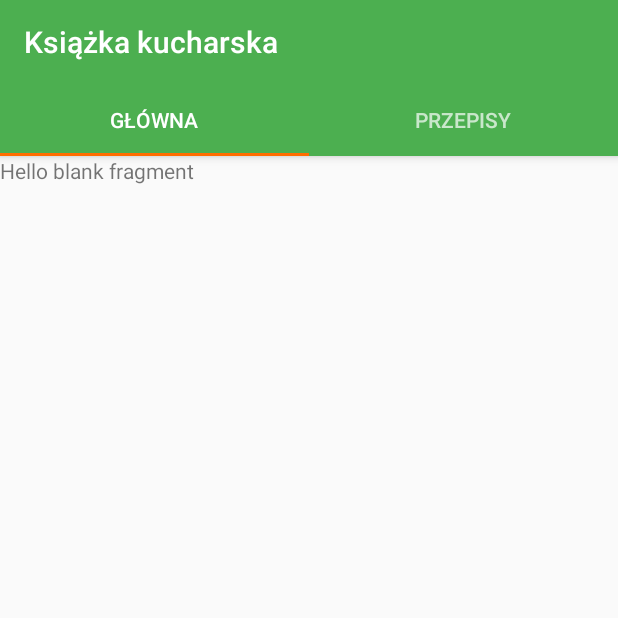
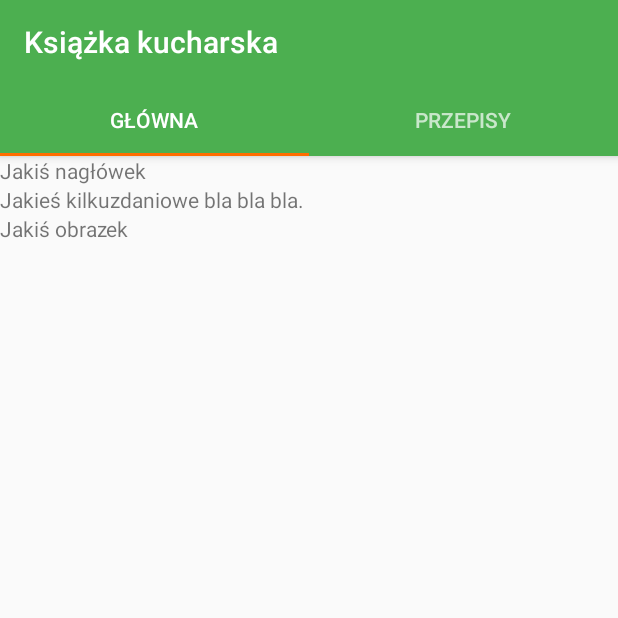
Before and after one commit to whpac/android-cookbook, an Android app: the screen it shows after launch (MainActivity), on a phone screen of 412 x 824 dp, the top half of it. Run offline under Robolectric (Android 15) with nearby library versions, the phone set to English and light mode, and no system bars.

```diff
--- a/app/src/main/AndroidManifest.xml
+++ b/app/src/main/AndroidManifest.xml
@@ -12,7 +12,9 @@
         tools:targetApi="31">
         <activity
             android:name=".DetailActivity"
-            android:exported="false" />
+            android:label="Przepis"
+            android:exported="false"
+            android:parentActivityName=".MainActivity"/>
         <activity
             android:name=".MainActivity"
             android:label="@string/recipe_list_title"
--- /dev/null
+++ b/app/src/main/java/pl/put/cookbook/CaptionedImagesAdapter.kt
@@ -0,0 +1,48 @@
+package pl.put.cookbook
+
+import android.support.v4.content.ContextCompat
+import android.support.v7.widget.CardView
+import android.support.v7.widget.RecyclerView
+import android.view.LayoutInflater
+import android.view.View
+import android.view.ViewGroup
+import android.widget.ImageView
+import android.widget.TextView
+
+
+class CaptionedImagesAdapter(private val captions: Array<String?>, private val imageIds: IntArray)
+    : RecyclerView.Adapter<CaptionedImagesAdapter.ViewHolder>() {
+
+    class ViewHolder(val cardView: CardView) : RecyclerView.ViewHolder(cardView)
+
+    interface OnClickListener {
+        fun onClick(position: Int)
+    }
+
+    var onClickListener: OnClickListener? = null
+
+    override fun onCreateViewHolder(parent: ViewGroup, viewType: Int): ViewHolder {
+        val cv = LayoutInflater.from(parent.context)
+            .inflate(R.layout.card_captioned_image, parent, false) as CardView
+        return ViewHolder(cv)
+    }
+
+    override fun getItemCount(): Int {
+        return captions.size
+    }
+
+    override fun onBindViewHolder(holder: ViewHolder, position: Int) {
+        val cardView = holder.cardView
+        val imageView = cardView.findViewById<ImageView>(R.id.info_image)
+        val drawable = ContextCompat.getDrawable(cardView.context, imageIds[position])
+        imageView.setImageDrawable(drawable)
+        imageView.contentDescription = captions[position]
+        val textView = cardView.findViewById<View>(R.id.info_text) as TextView
+        textView.text = captions[position]
+
+        cardView.setOnClickListener {
+            onClickListener?.onClick(position)
+        }
+    }
+
+}
--- /dev/null
+++ b/app/src/main/java/pl/put/cookbook/FragmentTab1.kt
@@ -0,0 +1,41 @@
+package pl.put.cookbook
+
+import android.content.Intent
+import android.os.Bundle
+import android.support.v4.app.Fragment
+import android.support.v7.widget.GridLayoutManager
+import android.support.v7.widget.RecyclerView
+import android.view.LayoutInflater
+import android.view.View
+import android.view.ViewGroup
+import pl.put.cookbook.recipes.Recipe
+
+
+class FragmentTab1 : Fragment() {
+
+    override fun onCreateView(inflater: LayoutInflater, container: ViewGroup?, savedInstanceState: Bundle?): View? {
+        val recipeRecycler = inflater.inflate(R.layout.fragment_tab1, container, false) as RecyclerView
+        val recipeNames = arrayOfNulls<String>(Recipe.recipes.size)
+        for (i in recipeNames.indices) {
+            recipeNames[i] = Recipe.recipes[i].getName()
+        }
+
+        val cocktailImages = IntArray(Recipe.recipes.size)
+        for (i in cocktailImages.indices) {
+            cocktailImages[i] = Recipe.recipes[i].getImageResourceId()
+        }
+        val adapter = CaptionedImagesAdapter(recipeNames, cocktailImages)
+        recipeRecycler.adapter = adapter
+        val layoutManager = GridLayoutManager(activity, 2)
+        recipeRecycler.setLayoutManager(layoutManager)
+
+        adapter.onClickListener = object : CaptionedImagesAdapter.OnClickListener {
+            override fun onClick(position: Int) {
+                val intent = Intent(activity, DetailActivity::class.java)
+                intent.putExtra(DetailActivity.EXTRA_RECIPE_ID, position.toLong())
+                activity!!.startActivity(intent)
+            }
+        }
+        return recipeRecycler
+    }
+}
--- a/app/src/main/java/pl/put/cookbook/MainActivity.kt
+++ b/app/src/main/java/pl/put/cookbook/MainActivity.kt
@@ -54,7 +54,7 @@ class MainActivity : AppCompatActivity(), RecipeListFragment.Listener {
         override fun getItem(position: Int): Fragment? {
             when (position) {
                 0 -> return MainFragment()
-                1 -> return RecipeListFragment()
+                1 -> return FragmentTab1()
             }
             return null
         }
--- a/app/src/main/java/pl/put/cookbook/recipes/Recipe.kt
+++ b/app/src/main/java/pl/put/cookbook/recipes/Recipe.kt
@@ -1,7 +1,12 @@
 package pl.put.cookbook.recipes
 
+import pl.put.cookbook.R
+
 class Recipe private constructor(
-    private val name: String, private val ingredients: Array<Ingredient>, private val actions: Array<Action>) {
+    private val name: String,
+    private val imageId: Int,
+    private val ingredients: Array<Ingredient>,
+    private val actions: Array<Action>) {
 
     fun getRecipe(): String {
         val sb = StringBuilder()
@@ -30,13 +35,17 @@ class Recipe private constructor(
         return name
     }
 
+    fun getImageResourceId(): Int {
+        return this.imageId
+    }
+
     override fun toString(): String {
         return name
     }
 
     companion object {
         val recipes = arrayOf(
-            Recipe("Schabowy", arrayOf(
+            Recipe("Schabowy",R.drawable.schabowy, arrayOf(
                 Ingredient("Schab", 1.0, MeasureUnit.KILOGRAM),
                 Ingredient("Przyprawy", 0.0, MeasureUnit.NONE),
                 Ingredient("Jajko", 1.0, MeasureUnit.PIECE),
@@ -48,7 +57,7 @@ class Recipe private constructor(
                 Action("Upanieruj, zamaczając najpierw w jajku, potem w bułce tartej"),
                 Action("Smaż przez 5 minut, przewracając regularnie na drugą stronę", 300)
             )),
-            Recipe("Bigos", arrayOf(
+            Recipe("Bigos", R.drawable.bigos, arrayOf(
                 Ingredient("Kapusta kiszona", 0.5, MeasureUnit.KILOGRAM),
                 Ingredient("Grzyby", 0.2, MeasureUnit.KILOGRAM),
                 Ingredient("Średniej wielkości cebula", 1.0, MeasureUnit.PIECE)
--- a/app/src/main/res/layout-large/activity_main.xml
+++ b/app/src/main/res/layout-large/activity_main.xml
@@ -1,11 +1,14 @@
 <?xml version="1.0" encoding="utf-8"?>
 <LinearLayout xmlns:android="http://schemas.android.com/apk/res/android"
+    xmlns:app="http://schemas.android.com/apk/res-auto"
     android:layout_height="match_parent"
     android:layout_width="match_parent"
     android:orientation="vertical">
-    <include
-        layout="@layout/toolbar_main"
-        android:id="@+id/toolbar" />
+    <android.support.v7.widget.Toolbar
+        android:id="@+id/toolbar"
+        android:layout_width="match_parent"
+        android:layout_height="?attr/actionBarSize"
+        app:layout_collapseMode="pin" />
     <LinearLayout
         android:layout_width="match_parent"
         android:layout_height="match_parent"
--- a/app/src/main/res/layout/activity_main.xml
+++ b/app/src/main/res/layout/activity_main.xml
@@ -1,16 +1,18 @@
 <?xml version="1.0" encoding="utf-8"?>
-<LinearLayout xmlns:android="http://schemas.android.com/apk/res/android"
+<android.support.design.widget.CoordinatorLayout xmlns:android="http://schemas.android.com/apk/res/android"
     android:layout_height="match_parent"
     android:layout_width="match_parent"
-    android:orientation="vertical">
+    xmlns:app="http://schemas.android.com/apk/res-auto">
 
     <android.support.design.widget.AppBarLayout
         android:layout_width="match_parent"
         android:layout_height="wrap_content"
         android:theme="@style/ThemeOverlay.AppCompat.Dark.ActionBar" >
-        <include
-            layout="@layout/toolbar_main"
-            android:id="@+id/toolbar" />
+        <android.support.v7.widget.Toolbar
+            android:id="@+id/toolbar"
+            android:layout_width="match_parent"
+            android:layout_height="?attr/actionBarSize"
+            app:layout_collapseMode="pin" />
         <android.support.design.widget.TabLayout
             android:id="@+id/tabs"
             android:layout_width="match_parent"
@@ -20,10 +22,6 @@
     <android.support.v4.view.ViewPager
         android:id="@+id/pager"
         android:layout_width="match_parent"
-        android:layout_height="match_parent" />
-    <fragment
-        android:id="@+id/recipes_list"
-        android:name="pl.put.cookbook.RecipeListFragment"
-        android:layout_width="match_parent"
-        android:layout_height="match_parent"/>
-</LinearLayout>
+        android:layout_height="match_parent"
+        app:layout_behavior="@string/appbar_scrolling_view_behavior" />
+</android.support.design.widget.CoordinatorLayout>
--- a/app/src/main/res/layout/fragment_main.xml
+++ b/app/src/main/res/layout/fragment_main.xml
@@ -3,11 +3,30 @@
     xmlns:tools="http://schemas.android.com/tools"
     android:layout_width="match_parent"
     android:layout_height="match_parent"
+    xmlns:app="http://schemas.android.com/apk/res-auto"
     tools:context=".MainFragment">
 
-    <TextView
+    <android.support.v4.widget.NestedScrollView
+        android:layout_height="match_parent"
         android:layout_width="match_parent"
-        android:layout_height="match_parent"
-        android:text="@string/hello_blank_fragment" />
+        app:layout_behavior="@string/appbar_scrolling_view_behavior">
+        <LinearLayout
+            android:layout_width="match_parent"
+            android:layout_height="match_parent"
+            android:orientation="vertical">
+            <TextView
+                android:layout_width="match_parent"
+                android:layout_height="match_parent"
+                android:text="@string/top_header" />
+            <TextView
+                android:layout_width="match_parent"
+                android:layout_height="match_parent"
+                android:text="@string/top_text" />
+            <TextView
+                android:layout_width="match_parent"
+                android:layout_height="match_parent"
+                android:text="@string/top_image" />
+        </LinearLayout>
+    </android.support.v4.widget.NestedScrollView>
 
 </FrameLayout>
--- a/app/src/main/res/layout/toolbar_main.xml
+++ b/app/src/main/res/layout/toolbar_main.xml
@@ -1,7 +1,8 @@
 <?xml version="1.0" encoding="utf-8"?>
 <android.support.v7.widget.Toolbar
     xmlns:android="http://schemas.android.com/apk/res/android"
+    xmlns:app="http://schemas.android.com/apk/res-auto"
     android:layout_width="match_parent"
     android:layout_height="?attr/actionBarSize"
-    android:background="?attr/colorPrimary"
-    android:theme="@style/ThemeOverlay.AppCompat.Dark.ActionBar" />
+    app:layout_scrollFlags="scroll|enterAlways"
+    app:layout_collapseMode="pin" />
--- a/app/src/main/res/values/strings.xml
+++ b/app/src/main/res/values/strings.xml
@@ -14,6 +14,11 @@
 
     <string name="home_tab">Główna</string>
     <string name="recipes_tab">Przepisy</string>
+
+    <string name="top_header">Jakiś nagłówek</string>
+    <string name="top_image">Jakiś obrazek</string>
+    <string name="top_text">Jakieś kilkuzdaniowe bla bla bla.</string>
+    <string name="image_title">Obrazek</string>
     <!-- TODO: Remove or change this placeholder text -->
     <string name="hello_blank_fragment">Hello blank fragment</string>
 </resources>
```
Also changed, not shown: app/src/main/java/pl/put/cookbook/DetailActivity.kt (+25 -0 lines), app/src/main/res/drawable/actionbar_gradient_dark.xml (added, +9 -0 lines), app/src/main/res/layout/activity_detail.xml (+53 -9 lines), app/src/main/res/layout/card_captioned_image.xml (added, +28 -0 lines), app/src/main/res/layout/fragment_tab1.xml (added, +7 -0 lines), app/src/main/res/drawable-nodpi/bigos.jpg (added), app/src/main/res/drawable-nodpi/done.png (added), app/src/main/res/drawable-nodpi/schabowy.jpg (added).
